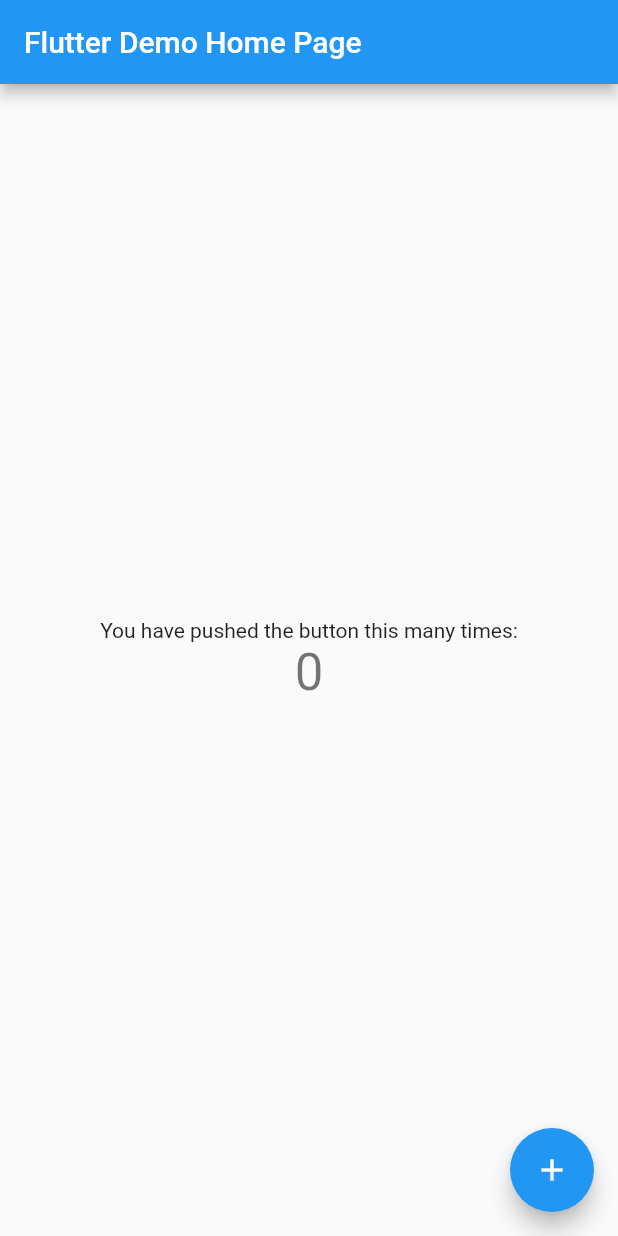
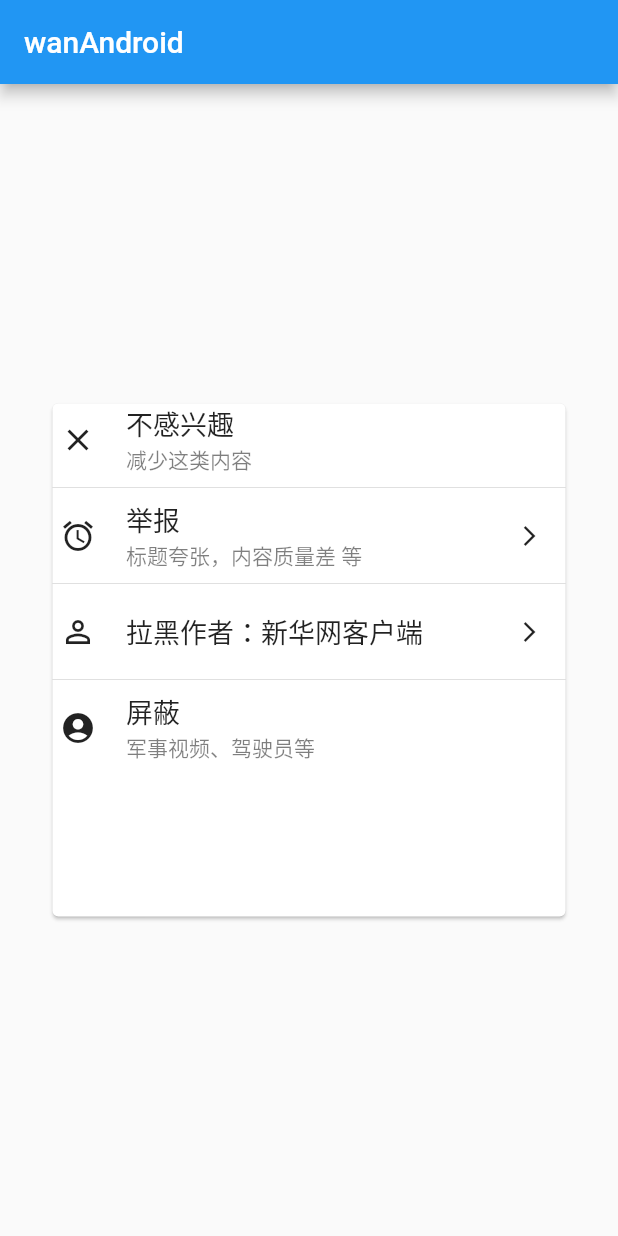
Before and after one commit to jdhdevelop/wanandroid_flutter, a Flutter app: the screen it shows after launch, on a phone screen of 412 x 824 dp. Run offline on Flutter 3.47's test engine with Material 2 defaults, Android fonts, the phone set to English and light mode, and no system bars.

Commit message:
增加一点测试代码，更改了ndk配置

```diff
--- /dev/null
+++ b/lib/constant/routes.dart
@@ -0,0 +1,16 @@
+
+import 'package:flutter/widgets.dart';
+import 'package:wanandroidflutter/page/login_page.dart';
+import 'package:wanandroidflutter/page/mine_page.dart';
+
+class Routes{
+  static String root = '/';
+  static String minePage = '/minePage';
+  static String loginPage = '/loginPage';
+  static Map<String, WidgetBuilder> routes = {};
+
+  static void init(){
+    routes[minePage] = (context) => MinePage();
+    routes[loginPage] = (context) => LoginPage();
+  }
+}
--- /dev/null
+++ b/lib/data/apis.dart
@@ -0,0 +1,3 @@
+class Apis{
+
+}
--- a/lib/main.dart
+++ b/lib/main.dart
@@ -1,4 +1,5 @@
 import 'package:flutter/material.dart';
+import 'package:wanandroidflutter/page/wanandroid_app_page.dart';
 
 void main() => runApp(MyApp());
 
@@ -6,106 +7,6 @@ class MyApp extends StatelessWidget {
   // This widget is the root of your application.
   @override
   Widget build(BuildContext context) {
-    return MaterialApp(
-      title: 'Flutter Demo',
-      theme: ThemeData(
-        // This is the theme of your application.
-        //
-        // Try running your application with "flutter run". You'll see the
-        // application has a blue toolbar. Then, without quitting the app, try
-        // changing the primarySwatch below to Colors.green and then invoke
-        // "hot reload" (press "r" in the console where you ran "flutter run",
-        // or simply save your changes to "hot reload" in a Flutter IDE).
-        // Notice that the counter didn't reset back to zero; the application
-        // is not restarted.
-        primarySwatch: Colors.blue,
-      ),
-      home: MyHomePage(title: 'Flutter Demo Home Page'),
-    );
+    return WanAndroidAppPage();
   }
 }
-
-class MyHomePage extends StatefulWidget {
-  MyHomePage({Key key, this.title}) : super(key: key);
-
-  // This widget is the home page of your application. It is stateful, meaning
-  // that it has a State object (defined below) that contains fields that affect
-  // how it looks.
-
-  // This class is the configuration for the state. It holds the values (in this
-  // case the title) provided by the parent (in this case the App widget) and
-  // used by the build method of the State. Fields in a Widget subclass are
-  // always marked "final".
-
-  final String title;
-
-  @override
-  _MyHomePageState createState() => _MyHomePageState();
-}
-
-class _MyHomePageState extends State<MyHomePage> {
-  int _counter = 0;
-
-  void _incrementCounter() {
-    setState(() {
-      // This call to setState tells the Flutter framework that something has
-      // changed in this State, which causes it to rerun the build method below
-      // so that the display can reflect the updated values. If we changed
-      // _counter without calling setState(), then the build method would not be
-      // called again, and so nothing would appear to happen.
-      _counter++;
-    });
-  }
-
-  @override
-  Widget build(BuildContext context) {
-    // This method is rerun every time setState is called, for instance as done
-    // by the _incrementCounter method above.
-    //
-    // The Flutter framework has been optimized to make rerunning build methods
-    // fast, so that you can just rebuild anything that needs updating rather
-    // than having to individually change instances of widgets.
-    return Scaffold(
-      appBar: AppBar(
-        // Here we take the value from the MyHomePage object that was created by
-        // the App.build method, and use it to set our appbar title.
-        title: Text(widget.title),
-      ),
-      body: Center(
-        // Center is a layout widget. It takes a single child and positions it
-        // in the middle of the parent.
-        child: Column(
-          // Column is also a layout widget. It takes a list of children and
-          // arranges them vertically. By default, it sizes itself to fit its
-          // children horizontally, and tries to be as tall as its parent.
-          //
-          // Invoke "debug painting" (press "p" in the console, choose the
-          // "Toggle Debug Paint" action from the Flutter Inspector in Android
-          // Studio, or the "Toggle Debug Paint" command in Visual Studio Code)
-          // to see the wireframe for each widget.
-          //
-          // Column has various properties to control how it sizes itself and
-          // how it positions its children. Here we use mainAxisAlignment to
-          // center the children vertically; the main axis here is the vertical
-          // axis because Columns are vertical (the cross axis would be
-          // horizontal).
-          mainAxisAlignment: MainAxisAlignment.center,
-          children: <Widget>[
-            Text(
-              'You have pushed the button this many times:',
-            ),
-            Text(
-              '$_counter',
-              style: Theme.of(context).textTheme.display1,
-            ),
-          ],
-        ),
-      ),
-      floatingActionButton: FloatingActionButton(
-        onPressed: _incrementCounter,
-        tooltip: 'Increment',
-        child: Icon(Icons.add),
-      ), // This trailing comma makes auto-formatting nicer for build methods.
-    );
-  }
-}
--- /dev/null
+++ b/lib/page/wanandroid_app_page.dart
@@ -0,0 +1,166 @@
+import 'package:flutter/material.dart';
+import 'package:wanandroidflutter/constant/routes.dart';
+import 'package:wanandroidflutter/page/login_page.dart';
+import 'package:wanandroidflutter/page/mine_page.dart';
+
+class WanAndroidAppPage extends StatelessWidget{
+  @override
+  Widget build(BuildContext context) {
+    return MaterialApp(
+      debugShowCheckedModeBanner: false,
+      routes: Routes.routes,
+      onGenerateRoute: (RouteSettings settings){
+        return MaterialPageRoute(builder: (context){
+          String routeName = settings.name;
+          return LoginPage();
+        });
+      },
+      home: HomePage(),
+    );
+  }
+
+}
+
+class HomePage extends StatefulWidget{
+  @override
+  State<StatefulWidget> createState() => _HomePage();
+
+}
+
+class _HomePage extends State<HomePage>{
+
+  var result;
+
+  @override
+  void initState() {
+    super.initState();
+    Routes.init();
+  }
+  @override
+  Widget build(BuildContext context) {
+    print('页面1 build调用');
+    return Scaffold(
+      appBar: AppBar(title: Text('wanAndroid'),),
+      body: Center(
+        child: Container(
+          height: 350,
+          width: 350,
+          child: Navigator(
+            initialRoute: '/',
+            onGenerateRoute: (RouteSettings settings){
+              WidgetBuilder builder;
+              switch(settings.name){
+                case '/':
+                  builder = (context) => PageC();
+                  break;
+              }
+              return MaterialPageRoute(builder: builder);
+            },
+          ),
+        ),
+      ),
+    );
+  }
+
+}
+
+class PageC extends StatelessWidget{
+  @override
+  Widget build(BuildContext context) {
+    return Center(
+      child: Card(
+        child: Column(
+          children: <Widget>[
+            _buildItem(Icons.clear, '不感兴趣', '减少这类内容'),
+            Divider(),
+            _buildItem(Icons.access_alarm, '举报', '标题夸张，内容质量差 等',
+                showArrow: true, onPress: () {
+                  Navigator.of(context).push(MaterialPageRoute(builder: (context) {
+                    return PageD();
+                  }));
+                }),
+            Divider(),
+            _buildItem(Icons.perm_identity, '拉黑作者：新华网客户端', '',
+                showArrow: true,onPress: (){
+
+            }),
+            Divider(),
+            _buildItem(Icons.account_circle, '屏蔽', '军事视频、驾驶员等'),
+          ],
+        ),
+      ),
+    );
+  }
+
+  _buildItem(IconData iconData, String title, String content,
+      {bool showArrow = false, Function onPress}) {
+    return Row(
+      children: <Widget>[
+        SizedBox(
+          width: 5,
+        ),
+        Icon(iconData),
+        SizedBox(
+          width: 20,
+        ),
+        Expanded(
+          child: Column(
+            crossAxisAlignment: CrossAxisAlignment.start,
+            mainAxisAlignment: MainAxisAlignment.center,
+            children: <Widget>[
+              Text(
+                title,
+                style: TextStyle(fontSize: 18),
+              ),
+              content==''
+                ? Container()
+                : Text(
+                content,
+                style: TextStyle(
+                    color: Colors.black.withOpacity(.5), fontSize: 14),
+              )
+            ],
+          ),
+        ),
+        !showArrow
+            ? Container()
+            : IconButton(
+          icon: Icon(Icons.arrow_forward_ios),
+          iconSize: 16,
+          onPressed: onPress,
+        ),
+      ],
+    );
+  }
+
+}
+
+class PageD extends StatelessWidget {
+  @override
+  Widget build(BuildContext context) {
+    return Container(
+      height: 200,
+      width: 250,
+      color: Colors.grey.withOpacity(.5),
+      child: Column(
+        children: <Widget>[
+          Row(
+            children: <Widget>[
+              IconButton(
+                icon: Icon(Icons.arrow_back_ios),
+                onPressed: () {
+                  Navigator.of(context).pop();
+                },
+              ),
+              Text('返回'),
+              SizedBox(
+                width: 30,
+              ),
+              Text('举报'),
+            ],
+          ),
+        ],
+      ),
+    );
+  }
+}
--- a/pubspec.yaml
+++ b/pubspec.yaml
@@ -17,6 +17,8 @@ environment:
   sdk: ">=2.1.0 <3.0.0"
 
 dependencies:
+  # 网络请求
+  dio: ^3.0.9
   flutter:
     sdk: flutter
 
```
Also changed, not shown: lib/page/login_page.dart (added, +21 -0 lines), lib/page/mine_page.dart (added, +92 -0 lines), pubspec.lock, 1 other file.
